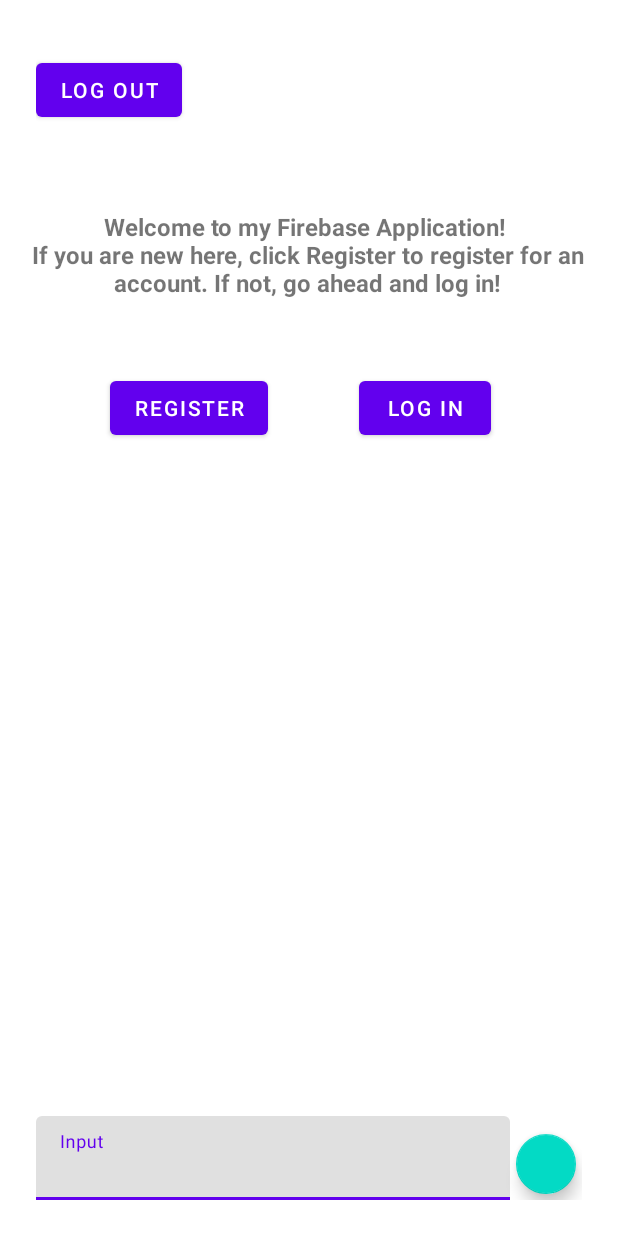
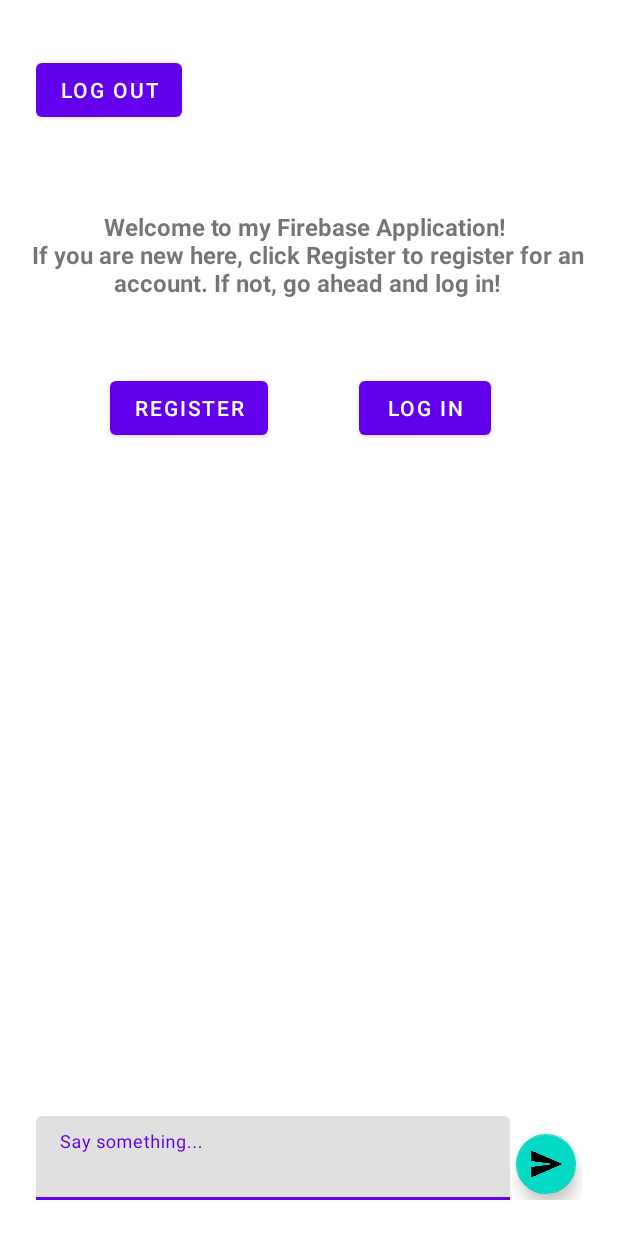
Before and after one commit to evangrau/FirebaseEKG, an Android app: the layout activity_main.xml on its own in the app's theme, with its tools: preview values and no code run, on a phone screen of 412 x 824 dp. Run offline under Robolectric (Android 15) with nearby library versions, the phone set to English and light mode, and no system bars.

```diff
--- a/app/src/main/java/com/example/firebaseekg/MainActivity.java
+++ b/app/src/main/java/com/example/firebaseekg/MainActivity.java
@@ -59,11 +59,12 @@ public class MainActivity extends AppCompatActivity {
 
                 // Read the input field and push a new instance
                 // of ChatMessage to the Firebase database
-                if (inputText.isEmpty()) {
+                if (inputText.isEmpty() || !(Character.isDigit(inputText.charAt(0)) || Character.isLetter(inputText.charAt(0)))) {
                     Toast.makeText(
                             getApplicationContext(),
                             "Message cannot be empty!",
-                            Toast.LENGTH_SHORT);
+                            Toast.LENGTH_SHORT)
+                            .show();
                 }
                 else {
                     FirebaseDatabase.getInstance()
--- a/app/src/main/res/layout/activity_main.xml
+++ b/app/src/main/res/layout/activity_main.xml
@@ -81,6 +81,7 @@
             android:layout_alignParentEnd="true"
             android:layout_alignParentBottom="true"
             android:clickable="true"
+            android:src="@drawable/send_arrow"
             android:tint="@android:color/white"
             app:fabSize="mini"
             tools:ignore="SpeakableTextPresentCheck" />
@@ -96,7 +97,7 @@
                 android:id="@+id/input"
                 android:layout_width="match_parent"
                 android:layout_height="wrap_content"
-                android:hint="Input"
+                android:hint="Say something..."
                 tools:ignore="SpeakableTextPresentCheck" />
         </com.google.android.material.textfield.TextInputLayout>
 
```
Also changed, not shown: app/src/main/res/drawable/send_arrow.png (added).
